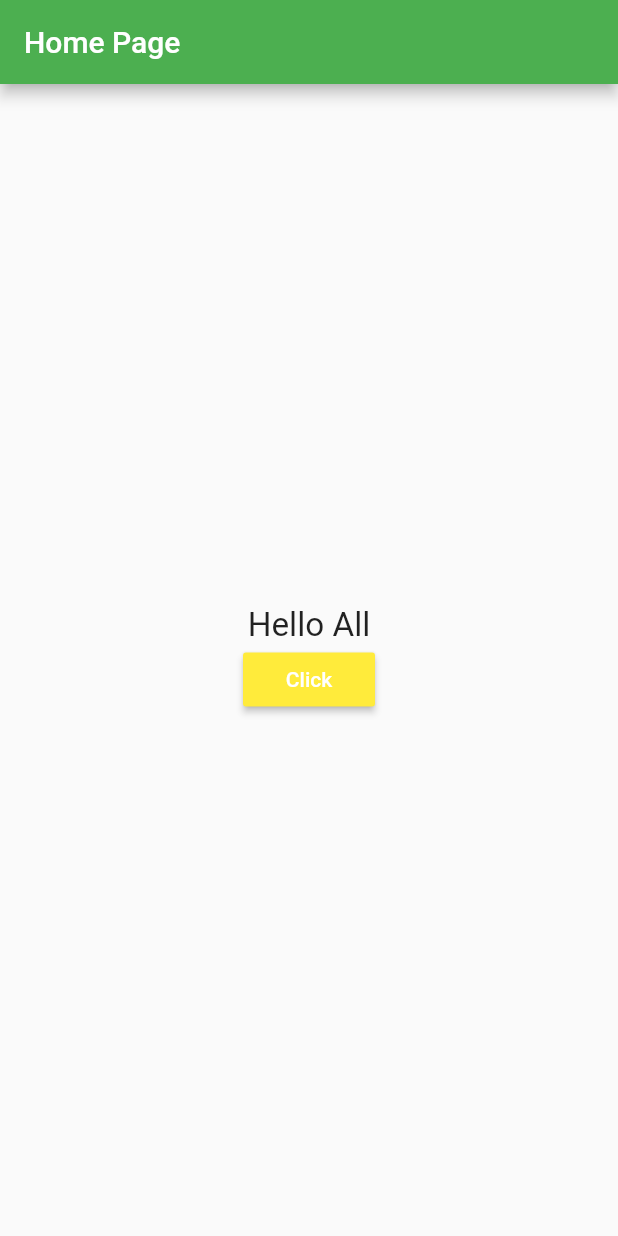
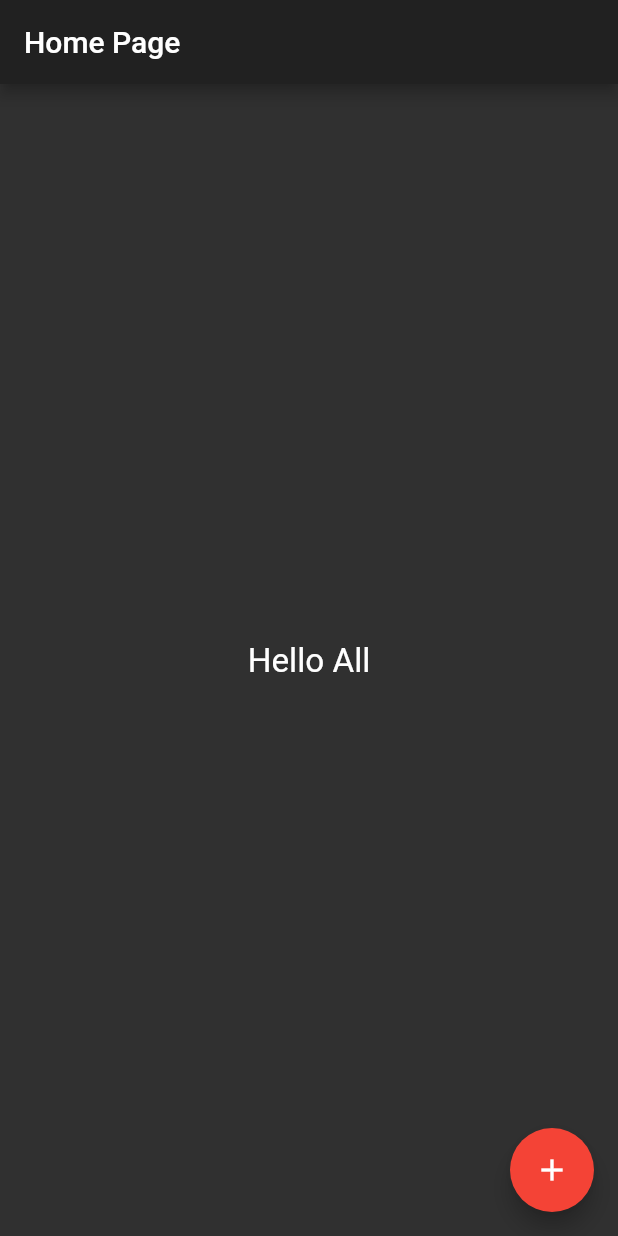
Before and after one commit to purveshshende2/Flutter_first_project, a Flutter app: the screen it shows after launch, on a phone screen of 412 x 824 dp. Run offline on Flutter 3.47's test engine with Material 2 defaults, Android fonts, the phone set to English and light mode, and no system bars.

Commit message:
floating action btn

```diff
--- a/lib/main.dart
+++ b/lib/main.dart
@@ -12,7 +12,7 @@ class MyApp extends StatelessWidget {
       home: new HomePage(),
       theme: new ThemeData(
           primarySwatch: Colors.green,
-          brightness: Brightness.light, //Brightness.dark
+          brightness: Brightness.dark, //Brightness.dark
           accentColor: Colors.red),
     );
   }
@@ -47,16 +47,6 @@ class _MyAppHomePage extends State<HomePage> {
               mytext,
               style: new TextStyle(fontSize: 22.2),
             ),
-            new RaisedButton(
-              child: new Text(
-                "Click",
-                style: new TextStyle(
-                  color: Colors.white,
-                ),
-              ),
-              onPressed: _changeText,
-              color: Colors.yellow,
-            )
           ],
         ),
       ),
@@ -66,9 +56,14 @@ class _MyAppHomePage extends State<HomePage> {
   @override
   Widget build(BuildContext context) {
     return new Scaffold(
-        appBar: new AppBar(
-          title: new Text("Home Page"),
-        ),
-        body: _bodyWidget());
+      appBar: new AppBar(
+        title: new Text("Home Page"),
+      ),
+      body: _bodyWidget(),
+      floatingActionButton: new FloatingActionButton(
+        child: new Icon(Icons.add),
+        onPressed: _changeText,
+      ),
+    );
   }
 }
```
